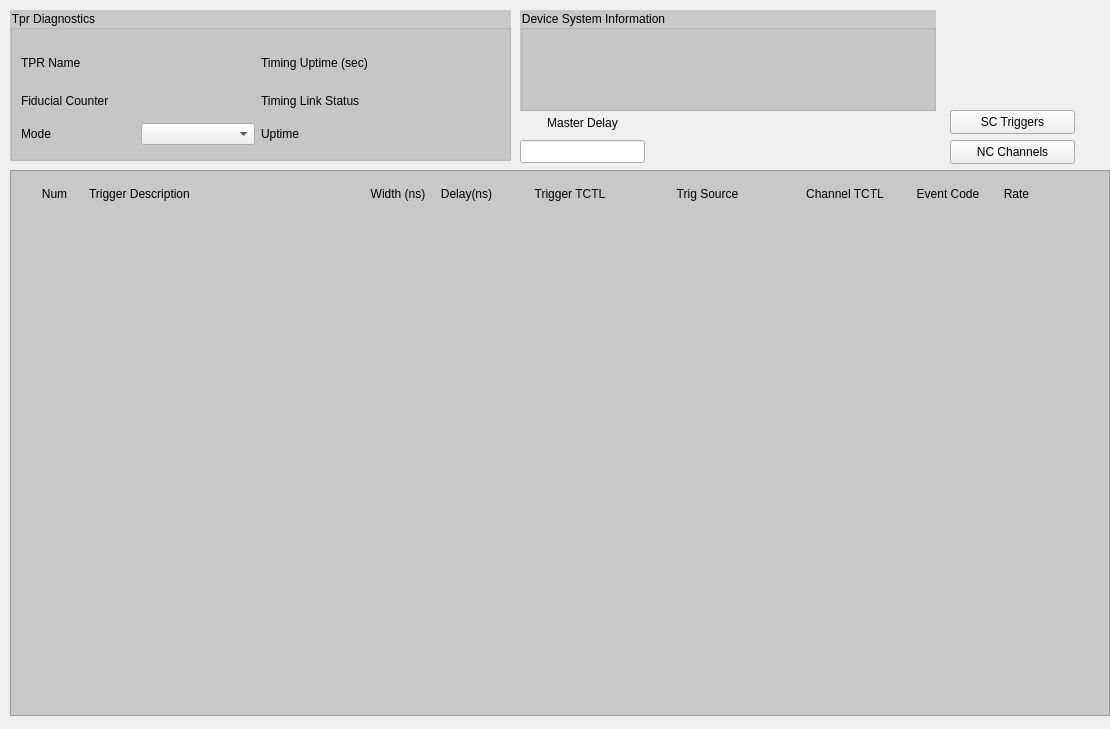
Qt form bcmApp/ui/tprDiagNC.ui (slaclab/BunchChargeMonitor) before a commit.
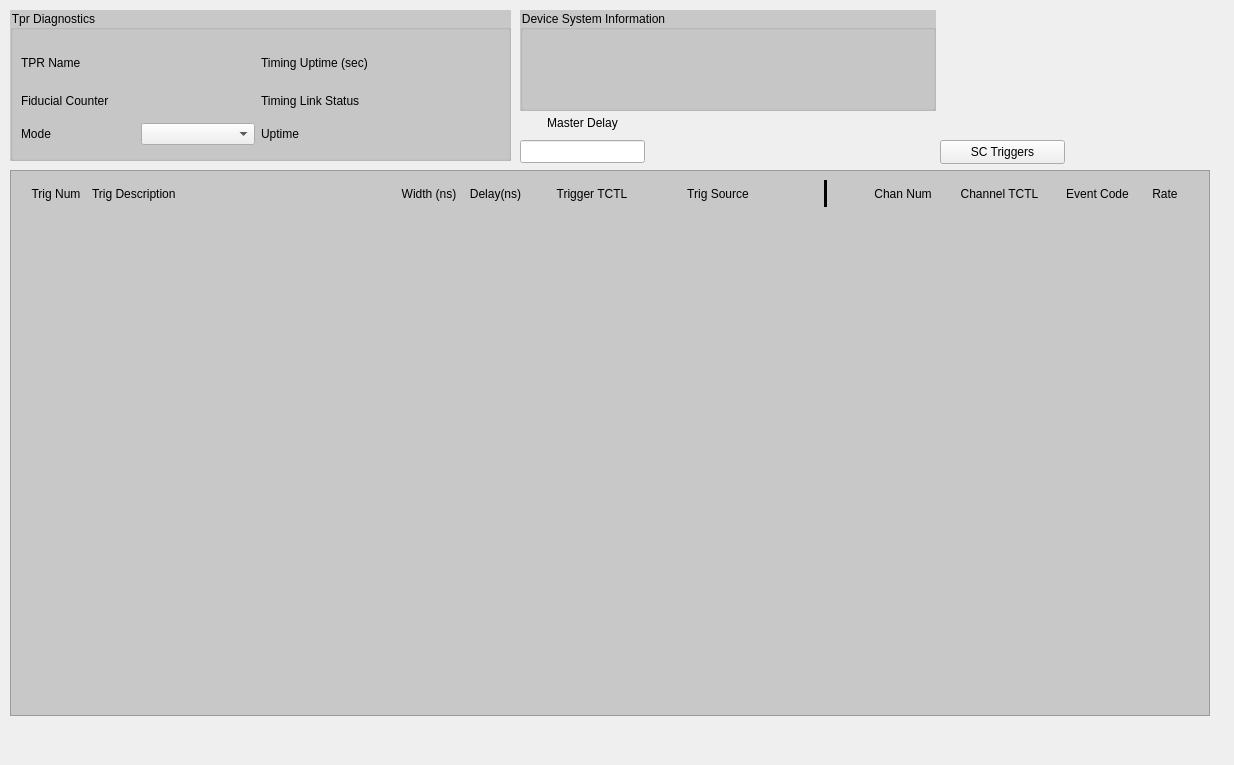
The same form after that commit. Custom widgets are drawn as their Qt base class.

Patch:
```diff
--- a/bcmApp/ui/tprDiagNC.ui
+++ b/bcmApp/ui/tprDiagNC.ui
@@ -6,8 +6,8 @@
    <rect>
     <x>0</x>
     <y>0</y>
-    <width>1110</width>
-    <height>729</height>
+    <width>1234</width>
+    <height>765</height>
    </rect>
   </property>
   <property name="maximumSize">
@@ -218,7 +218,7 @@
     <rect>
      <x>10</x>
      <y>170</y>
-     <width>1100</width>
+     <width>1200</width>
      <height>546</height>
     </rect>
    </property>
@@ -236,11 +236,17 @@
      <rect>
       <x>10</x>
       <y>45</y>
-      <width>1031</width>
+      <width>1181</width>
       <height>492</height>
      </rect>
     </property>
     <layout class="QVBoxLayout" name="Data_rows_2">
+     <property name="leftMargin">
+      <number>6</number>
+     </property>
+     <property name="rightMargin">
+      <number>6</number>
+     </property>
      <item>
       <widget class="PyDMEmbeddedDisplay" name="Row_00">
        <property name="minimumSize">
@@ -696,22 +702,25 @@
      <rect>
       <x>10</x>
       <y>10</y>
-      <width>1031</width>
+      <width>1181</width>
       <height>27</height>
      </rect>
     </property>
-    <layout class="QHBoxLayout" name="Column_headers" stretch="1,4,1,1,2,2,2,1,1">
+    <layout class="QHBoxLayout" name="Column_headers" stretch="1,5,1,1,2,2,0,1,0,1,2,1,1">
      <property name="spacing">
-      <number>0</number>
+      <number>6</number>
+     </property>
+     <property name="sizeConstraint">
+      <enum>QLayout::SetDefaultConstraint</enum>
      </property>
      <property name="leftMargin">
-      <number>0</number>
+      <number>6</number>
      </property>
      <property name="topMargin">
       <number>0</number>
      </property>
      <property name="rightMargin">
-      <number>0</number>
+      <number>6</number>
      </property>
      <property name="bottomMargin">
       <number>0</number>
@@ -725,7 +734,7 @@
         </size>
        </property>
        <property name="text">
-        <string>Num</string>
+        <string>Trig Num</string>
        </property>
        <property name="alignment">
         <set>Qt::AlignCenter</set>
@@ -741,7 +750,7 @@
         </size>
        </property>
        <property name="text">
-        <string>Trigger Description</string>
+        <string>Trig Description</string>
        </property>
        <property name="alignment">
         <set>Qt::AlignLeading|Qt::AlignLeft|Qt::AlignVCenter</set>
@@ -788,6 +797,61 @@
        </property>
       </widget>
      </item>
+     <item>
+      <spacer name="horizontalSpacer">
+       <property name="orientation">
+        <enum>Qt::Horizontal</enum>
+       </property>
+       <property name="sizeHint" stdset="0">
+        <size>
+         <width>40</width>
+         <height>20</height>
+        </size>
+       </property>
+      </spacer>
+     </item>
+     <item>
+      <widget class="Line" name="TrigChanDiv">
+       <property name="frameShadow">
+        <enum>QFrame::Plain</enum>
+       </property>
+       <property name="lineWidth">
+        <number>10</number>
+       </property>
+       <property name="orientation">
+        <enum>Qt::Vertical</enum>
+       </property>
+      </widget>
+     </item>
+     <item>
+      <spacer name="horizontalSpacer_2">
+       <property name="orientation">
+        <enum>Qt::Horizontal</enum>
+       </property>
+       <property name="sizeHint" stdset="0">
+        <size>
+         <width>40</width>
+         <height>20</height>
+        </size>
+       </property>
+      </spacer>
+     </item>
+     <item>
+      <widget class="QLabel" name="ChanNum">
+       <property name="maximumSize">
+        <size>
+         <width>16777215</width>
+         <height>25</height>
+        </size>
+       </property>
+       <property name="text">
+        <string>Chan Num</string>
+       </property>
+       <property name="alignment">
+        <set>Qt::AlignCenter</set>
+       </property>
+      </widget>
+     </item>
      <item>
       <widget class="QLabel" name="ChanTCTL">
        <property name="text">
@@ -830,8 +894,8 @@
   <widget class="PyDMRelatedDisplayButton" name="SCTriggers">
    <property name="geometry">
     <rect>
-     <x>950</x>
-     <y>110</y>
+     <x>940</x>
+     <y>140</y>
      <width>125</width>
      <height>24</height>
     </rect>
@@ -851,30 +915,6 @@
     <bool>true</bool>
    </property>
   </widget>
-  <widget class="PyDMRelatedDisplayButton" name="NCChan">
-   <property name="geometry">
-    <rect>
-     <x>950</x>
-     <y>140</y>
-     <width>125</width>
-     <height>24</height>
-    </rect>
-   </property>
-   <property name="toolTip">
-    <string/>
-   </property>
-   <property name="text">
-    <string>NC Channels</string>
-   </property>
-   <property name="filenames" stdset="0">
-    <stringlist>
-     <string>tprDiagExpNC.ui</string>
-    </stringlist>
-   </property>
-   <property name="openInNewWindow" stdset="0">
-    <bool>true</bool>
-   </property>
-  </widget>
   <widget class="PyDMLineEdit" name="Master_Delay">
    <property name="geometry">
     <rect>
```
Left out of the diff: 2 changed lines with no effect on the pictures.
